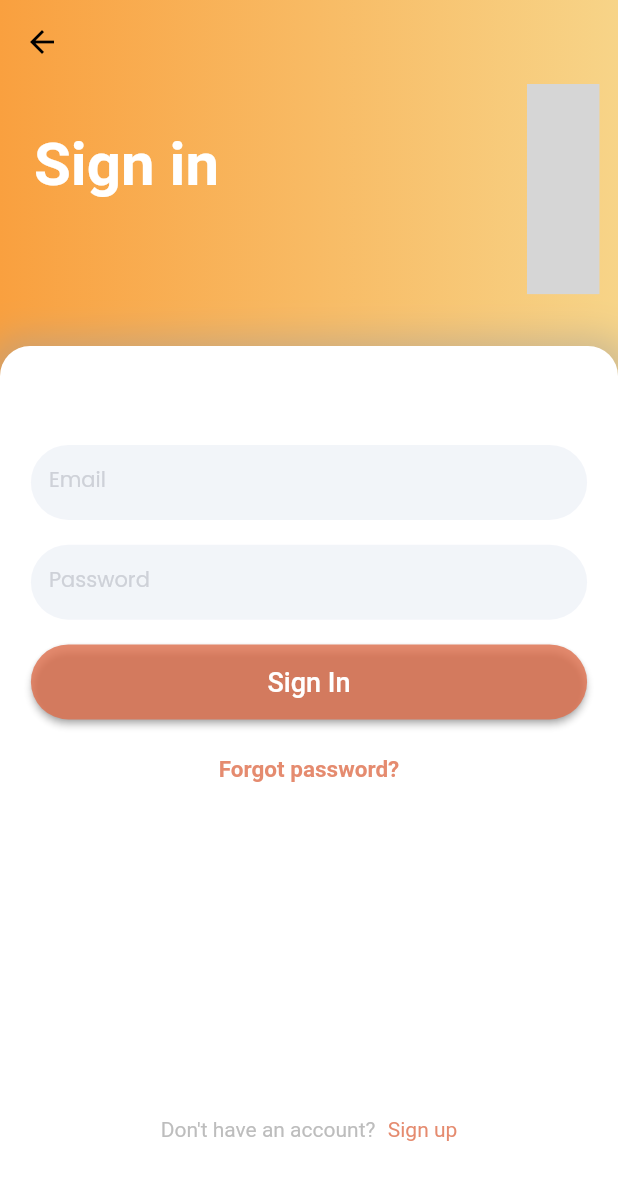
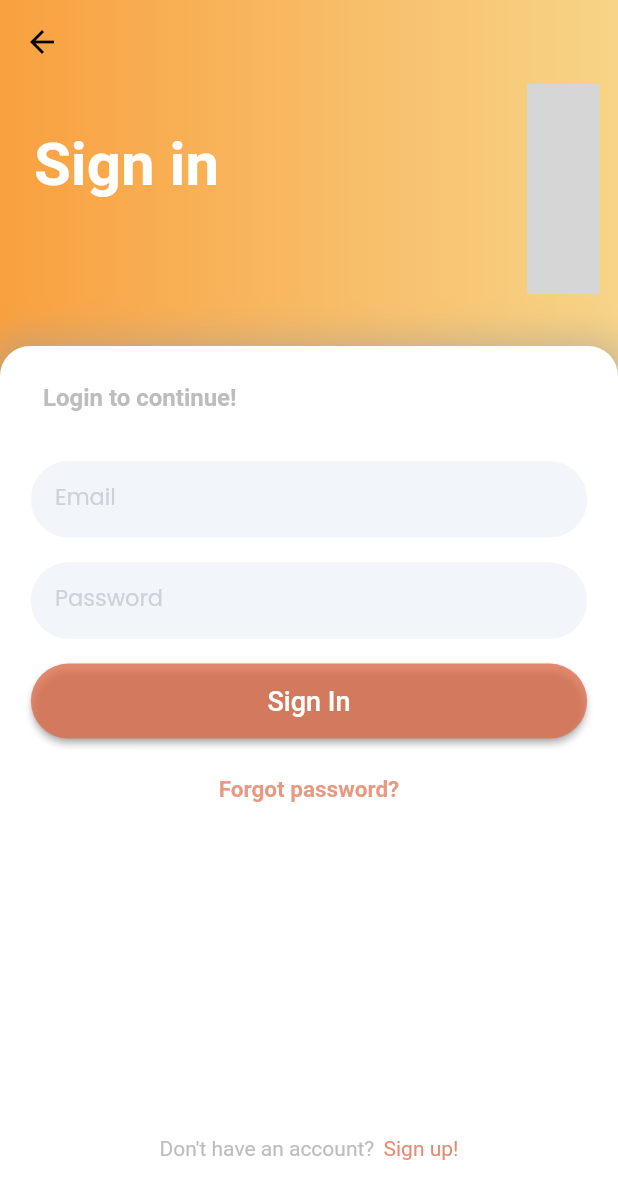
Before and after one commit to kyasuigit/roomies-beta, a Flutter app: the screen it shows after launch, after a tap on "Sign In", on a phone screen of 412 x 824 dp. Shown: the top 1199 px of the screen. Run offline on Flutter 3.47's test engine with Material 2 defaults, Android fonts, the phone set to English and light mode, and no system bars; our stand-ins replace firebase_auth, firebase_core, lottie, syncfusion_flutter_charts; accounts and stored records are empty; network calls fail; grey boxes are pictures that could not be loaded.

Commit message:
Added create account page and firebase auth

```diff
--- a/roomies_beta/lib/main.dart
+++ b/roomies_beta/lib/main.dart
@@ -1,13 +1,22 @@
+import 'package:firebase_core/firebase_core.dart';
 import 'package:flutter/material.dart';
 import 'package:provider/provider.dart';
 import 'package:uuid/uuid.dart';
+import 'firebase_options.dart';
 
 import 'providers/user.dart';
 import './screens/tabs_screen.dart';
-import './screens/auth_screen.dart';
-import './screens/signin_screen.dart';
+import './screens/landing_page/create_account_screen.dart';
+import './screens/landing_page/signin_screen.dart';
+import './main_page.dart';
 
-void main() {
+void main() async {
+  WidgetsFlutterBinding.ensureInitialized();
+
+  await Firebase.initializeApp(
+    options: DefaultFirebaseOptions.currentPlatform,
+  );
+
   runApp(MyApp());
 }
 
@@ -59,6 +68,7 @@ class _MyAppState extends State<MyApp> {
     String uniqueId = uuid.v4();
 
     appUser = User('kyasui', uniqueId, 'Kohei');
+
     super.initState();
   }
 
@@ -81,9 +91,10 @@ class _MyAppState extends State<MyApp> {
                 ),
               ),
         ),
+        home: MainPage(),
         routes: {
-          '/': (context) => AuthScreen(),
-          SigninScreen.routeName: (context) => const SigninScreen(),
+          SigninScreen.routeName: (context) => SigninScreen(),
+          CreateAccountScreen.routeName: (context) => CreateAccountScreen(),
         },
         onUnknownRoute: (settings) {
           return MaterialPageRoute(builder: (ctx) => const TabsScreen());
--- /dev/null
+++ b/roomies_beta/lib/main_page.dart
@@ -0,0 +1,23 @@
+import 'package:firebase_core/firebase_core.dart';
+import 'package:flutter/material.dart';
+import 'package:firebase_auth/firebase_auth.dart';
+import 'screens/landing_page/auth_screen.dart';
+import './screens/tabs_screen.dart';
+
+class MainPage extends StatelessWidget {
+  const MainPage({super.key});
+
+  @override
+  Widget build(BuildContext context) {
+    return StreamBuilder<User?>(
+      stream: FirebaseAuth.instance.authStateChanges(),
+      builder: (context, snapshot) {
+        if (snapshot.hasData) {
+          return const TabsScreen();
+        } else {
+          return AuthScreen();
+        }
+      },
+    );
+  }
+}
--- a/roomies_beta/lib/screens/auth_screen.dart
+++ b/roomies_beta/lib/screens/landing_page/auth_screen.dart
@@ -1,5 +1,6 @@
 import 'package:flutter/material.dart';
-import './signin_screen.dart';
+import './create_account_screen.dart';
+import 'signin_screen.dart';
 
 class AuthScreen extends StatelessWidget {
   static const routeName = '/auth';
@@ -71,7 +72,8 @@ class AuthScreen extends StatelessWidget {
                         },
                         child: const Text(
                           "Sign In",
-                          style: TextStyle(fontSize: 18),
+                          style: TextStyle(
+                              fontSize: 18, fontWeight: FontWeight.bold),
                         ),
                       ),
                       SizedBox(height: deviceSize.height * 0.02),
@@ -86,18 +88,23 @@ class AuthScreen extends StatelessWidget {
                               ),
                             ),
                           ),
-                          foregroundColor:
-                              MaterialStateProperty.all(Colors.black),
+                          foregroundColor: MaterialStateProperty.all(
+                              const Color.fromRGBO(222, 110, 75, 0.8)),
                           backgroundColor: MaterialStateProperty.all(
                             Colors.white,
                           ),
                           shadowColor: MaterialStateProperty.all(Colors.grey),
                           elevation: MaterialStateProperty.all(2),
                         ),
-                        onPressed: () {},
+                        onPressed: () {
+                          Navigator.of(context)
+                              .pushNamed(CreateAccountScreen.routeName);
+                        },
                         child: const Text(
-                          "Create Account",
-                          style: TextStyle(fontSize: 16),
+                          "Create an Account",
+                          style: TextStyle(
+                            fontSize: 16,
+                          ),
                         ),
                       ),
                     ],
--- /dev/null
+++ b/roomies_beta/lib/screens/landing_page/signin_screen.dart
@@ -0,0 +1,410 @@
+import 'package:flutter/material.dart';
+import 'package:firebase_auth/firebase_auth.dart';
+import 'package:lottie/lottie.dart';
+import 'package:provider/provider.dart';
+
+import 'create_account_screen.dart';
+
+class SigninScreen extends StatefulWidget {
+  SigninScreen({super.key});
+  static const routeName = '/login_screen';
+
+  @override
+  State<SigninScreen> createState() => _SigninScreenState();
+}
+
+class _SigninScreenState extends State<SigninScreen> {
+  final formKey = GlobalKey<FormState>();
+
+  bool inputError = false;
+
+  String _email = '';
+  String _password = '';
+
+  Future signIn(BuildContext context) async {
+    showDialog(
+      context: context,
+      builder: (context) {
+        return const Center(child: CircularProgressIndicator());
+      },
+    );
+
+    await FirebaseAuth.instance.signInWithEmailAndPassword(
+      email: _email.trim(),
+      password: _password.trim(),
+    );
+  }
+
+  void showErrorBox(BuildContext ctx, String errorMsg) {
+    showDialog(
+      context: (ctx),
+      builder: (ctx) {
+        return AlertDialog(
+          actions: [
+            GestureDetector(
+              onTap: () {
+                Navigator.of(ctx).pop();
+              },
+              child: const Padding(
+                padding: EdgeInsets.only(bottom: 8.0, right: 8.0),
+                child: Text(
+                  "Try again!",
+                  style: TextStyle(
+                    color: Color.fromRGBO(222, 110, 75, 0.7),
+                    fontSize: 15,
+                    fontWeight: FontWeight.bold,
+                  ),
+                ),
+              ),
+            ),
+          ],
+          content: Row(
+            mainAxisAlignment: MainAxisAlignment.center,
+            crossAxisAlignment: CrossAxisAlignment.center,
+            children: [
+              Lottie.network(
+                'https://assets9.lottiefiles.com/packages/lf20_gu5zubdo.json',
+                height: 30,
+              ),
+              Padding(
+                padding: const EdgeInsets.symmetric(horizontal: 8.0),
+                child: Text(
+                  errorMsg,
+                  style: TextStyle(fontSize: 14),
+                ),
+              ),
+            ],
+          ),
+        );
+      },
+    );
+  }
+
+  @override
+  Widget build(BuildContext context) {
+    final deviceSize = MediaQuery.of(context).size;
+    return Scaffold(
+      extendBodyBehindAppBar: true,
+      appBar: AppBar(
+        elevation: 0,
+        backgroundColor: Colors.transparent,
+      ),
+      body: Stack(
+        children: [
+          Container(
+            decoration: const BoxDecoration(
+              gradient: LinearGradient(
+                colors: [
+                  Color.fromRGBO(249, 160, 63, 1),
+                  Color.fromRGBO(247, 212, 136, 1),
+                ],
+                begin: Alignment.centerLeft,
+                end: Alignment.centerRight,
+              ),
+            ),
+          ),
+          Align(
+            alignment: Alignment.topCenter,
+            child: SafeArea(
+              child: SizedBox(
+                height: deviceSize.height * 0.17,
+                width: deviceSize.width,
+                child: Row(
+                  crossAxisAlignment: CrossAxisAlignment.center,
+                  mainAxisAlignment: MainAxisAlignment.spaceBetween,
+                  children: [
+                    Padding(
+                      padding: EdgeInsets.only(
+                          left: deviceSize.width * 0.055,
+                          bottom: deviceSize.height * 0.04),
+                      child: const Text(
+                        "Sign in",
+                        style: TextStyle(
+                          fontSize: 40,
+                          fontWeight: FontWeight.bold,
+                          color: Colors.white,
+                        ),
+                      ),
+                    ),
+                    Container(
+                      margin: EdgeInsets.only(right: deviceSize.width * 0.03),
+                      child: Lottie.network(
+                        'https://assets4.lottiefiles.com/packages/lf20_AdPoAxJwgA.json',
+                      ),
+                    )
+                  ],
+                ),
+              ),
+            ),
+          ),
+          Align(
+            alignment: Alignment.bottomCenter,
+            child: Container(
+              height: deviceSize.height * 0.72,
+              decoration: BoxDecoration(
+                color: Colors.white,
+                borderRadius: const BorderRadius.only(
+                    topLeft: Radius.circular(20),
+                    topRight: Radius.circular(20)),
+                boxShadow: [
+                  BoxShadow(
+                    color: Colors.grey.withOpacity(0.5),
+                    spreadRadius: 8,
+                    blurRadius: 20,
+                    offset: const Offset(0, 3),
+                  ),
+                ],
+              ),
+            ),
+          ),
+          Align(
+            alignment: Alignment.bottomCenter,
+            child: SafeArea(
+              child: SizedBox(
+                height: deviceSize.height * 0.72,
+                width: deviceSize.width * 0.9,
+                child: SingleChildScrollView(
+                  child: Form(
+                    key: formKey,
+                    autovalidateMode: inputError
+                        ? AutovalidateMode.onUserInteraction
+                        : AutovalidateMode.disabled,
+                    child: Column(
+                      children: [
+                        SizedBox(height: deviceSize.height * 0.03),
+                        Row(
+                          children: [
+                            Padding(
+                              padding: const EdgeInsets.only(left: 8.0),
+                              child: Text(
+                                "Login to continue!",
+                                textAlign: TextAlign.start,
+                                style: TextStyle(
+                                  color: Colors.grey.shade400,
+                                  fontWeight: FontWeight.bold,
+                                  fontSize: 16,
+                                ),
+                              ),
+                            ),
+                          ],
+                        ),
+                        SizedBox(height: deviceSize.height * 0.04),
+
+                        // EMAIL FIELD
+                        TextFormField(
+                          onSaved: (value) => _email = value as String,
+                          validator: (value) {
+                            RegExp emailCheck =
+                                RegExp(r'^[\w-\.]+@([\w-]+\.)+[\w-]{2,4}$');
+                            if (emailCheck.hasMatch(value as String)) {
+                              return null;
+                            } else {
+                              return 'Enter a valid email';
+                            }
+                          },
+                          decoration: InputDecoration(
+                            contentPadding: const EdgeInsets.symmetric(
+                                vertical: 15, horizontal: 16.0),
+                            border: OutlineInputBorder(
+                              borderRadius: BorderRadius.circular(25),
+                              borderSide: BorderSide.none,
+                            ),
+                            labelText: 'Email',
+                            labelStyle: const TextStyle(
+                              fontSize: 15,
+                              color: Color.fromRGBO(206, 209, 216, 1),
+                            ),
+                            filled: true,
+                            fillColor: const Color.fromRGBO(237, 240, 247, 0.7),
+                            focusedBorder: OutlineInputBorder(
+                              borderRadius: BorderRadius.circular(25),
+                              borderSide: const BorderSide(
+                                color: Color.fromRGBO(249, 160, 63, 1),
+                                width: 1.5,
+                              ),
+                            ),
+                            floatingLabelStyle: const TextStyle(
+                              color: Color.fromRGBO(249, 160, 63, 1),
+                              fontSize: 20,
+                            ),
+                            errorBorder: OutlineInputBorder(
+                              borderRadius: BorderRadius.circular(25),
+                              borderSide: BorderSide(
+                                color: Colors.red.shade900,
+                                width: 2,
+                              ),
+                            ),
+                            focusedErrorBorder: OutlineInputBorder(
+                              borderRadius: BorderRadius.circular(25),
+                              borderSide: BorderSide(
+                                color: Colors.red.shade900,
+                                width: 2,
+                              ),
+                            ),
+                          ),
+                          style: const TextStyle(fontSize: 15),
+                          textAlignVertical: TextAlignVertical.center,
+                        ),
+                        SizedBox(height: deviceSize.height * 0.02),
+                        //PASSWORD FIELD
+                        TextFormField(
+                          onSaved: (value) => _password = value as String,
+                          validator: (value) {
+                            if (value!.length < 4) {
+                              return 'Enter a valid password';
+                            } else {
+                              return null;
+                            }
+                          },
+                          obscureText: true,
+                          decoration: InputDecoration(
+                            contentPadding: const EdgeInsets.symmetric(
+                                vertical: 15, horizontal: 16.0),
+                            border: OutlineInputBorder(
+                              borderRadius: BorderRadius.circular(25),
+                              borderSide: BorderSide.none,
+                            ),
+                            labelText: 'Password',
+                            labelStyle: const TextStyle(
+                              fontSize: 15,
+                              color: Color.fromRGBO(206, 209, 216, 1),
+                            ),
+                            filled: true,
+                            fillColor: const Color.fromRGBO(237, 240, 247, 0.7),
+                            focusedBorder: OutlineInputBorder(
+                              borderRadius: BorderRadius.circular(25),
+                              borderSide: const BorderSide(
+                                color: Color.fromRGBO(249, 160, 63, 1),
+                                width: 1.5,
+                              ),
+                            ),
+                            floatingLabelStyle: const TextStyle(
+                              color: Color.fromRGBO(249, 160, 63, 1),
+                              fontSize: 20,
+                            ),
+                            errorBorder: OutlineInputBorder(
+                              borderRadius: BorderRadius.circular(25),
+                              borderSide: BorderSide(
+                                color: Colors.red.shade900,
+                                width: 2,
+                              ),
+                            ),
+                            focusedErrorBorder: OutlineInputBorder(
+                              borderRadius: BorderRadius.circular(25),
+                              borderSide: BorderSide(
+                                color: Colors.red.shade900,
+                                width: 2,
+                              ),
+                            ),
+                          ),
+                          style: const TextStyle(fontSize: 15),
+                        ),
+                        SizedBox(height: deviceSize.height * 0.02),
+                        ElevatedButton(
+                          style: ButtonStyle(
+                            minimumSize: MaterialStateProperty.all(
+                              Size(deviceSize.width * 0.9, 50),
+                            ),
+                            shape: MaterialStateProperty.all(
+                              const RoundedRectangleBorder(
+                                borderRadius: BorderRadius.all(
+                                  Radius.circular(25),
+                                ),
+                              ),
+                            ),
+                            foregroundColor:
+                                MaterialStateProperty.all(Colors.white),
+                            backgroundColor: MaterialStateProperty.all(
+                              const Color.fromRGBO(222, 110, 75, 0.8),
+                            ),
+                            shadowColor: MaterialStateProperty.all(Colors.grey),
+                            elevation: MaterialStateProperty.all(2),
+                          ),
+                          onPressed: ([mounted = true]) async {
+                            if (!formKey.currentState!.validate()) {
+                              inputError = true;
+                              return;
+                            } else {
+                              formKey.currentState!.save();
+                              try {
+                                await signIn(context);
+                                if (!mounted) return;
+
+                                Navigator.of(context).pop();
+                                Navigator.of(context).pop();
+                              } on FirebaseAuthException catch (error) {
+                                Navigator.of(context).pop();
+                                var errorMsg = '';
+                                switch (error.code) {
+                                  case ('wrong-password'):
+                                    errorMsg =
+                                        'That\'s not the right password!';
+                                    break;
+                                  case ('invalid-email'):
+                                    errorMsg =
+                                        'Something is not right with that email!';
+                                    break;
+                                  case ('user-disabled'):
+                                    errorMsg = 'That user is disabled!';
+                                    break;
+                                  case ('user-not-found'):
+                                    errorMsg = 'That user was not found!';
+                                }
+                                showErrorBox(context, errorMsg);
+                              }
+                            }
+                          },
+                          child: const Text(
+                            "Sign In",
+                            style: TextStyle(fontSize: 18),
+                          ),
+                        ),
+                        SizedBox(height: deviceSize.height * 0.03),
+                        GestureDetector(
+                          onTap: () {},
+                          child: const Text(
+                            "Forgot password?",
+                            style: TextStyle(
+                              color: Color.fromRGBO(222, 110, 75, 0.7),
+                              fontSize: 15,
+                              fontWeight: FontWeight.bold,
+                            ),
+                          ),
+                        ),
+                        SizedBox(height: deviceSize.height * 0.27),
+                        Row(
+                          mainAxisAlignment: MainAxisAlignment.center,
+                          children: [
+                            Text(
+                              'Don\'t have an account?',
+                              style: TextStyle(
+                                color: Colors.grey.shade400,
+                              ),
+                            ),
+                            SizedBox(width: deviceSize.width * 0.015),
+                            GestureDetector(
+                              onTap: () {
+                                Navigator.of(context).pushReplacementNamed(
+                                    CreateAccountScreen.routeName);
+                              },
+                              child: const Text(
+                                'Sign up!',
+                                style: TextStyle(
+                                  color: Color.fromRGBO(222, 110, 75, 0.8),
+                                ),
+                              ),
+                            ),
+                          ],
+                        ),
+                      ],
+                    ),
+                  ),
+                ),
+              ),
+            ),
+          ),
+        ],
+      ),
+    );
+  }
+}
--- a/roomies_beta/pubspec.yaml
+++ b/roomies_beta/pubspec.yaml
@@ -40,6 +40,8 @@ dependencies:
   provider: ^6.0.4
   syncfusion_flutter_charts: ^20.3.52
   lottie: ^1.4.3
+  firebase_core: ^2.1.1
+  firebase_auth: ^4.1.1
 
 dev_dependencies:
   flutter_test:
```
Also changed, not shown: roomies_beta/lib/screens/landing_page/create_account_screen.dart (renamed from roomies_beta/lib/screens/signin_screen.dart, +109 -35 lines), roomies_beta/lib/widgets/main_drawer.dart (+8 -5 lines), roomies_beta/lib/firebase_options.dart (added), roomies_beta/pubspec.lock, 7 other files.
